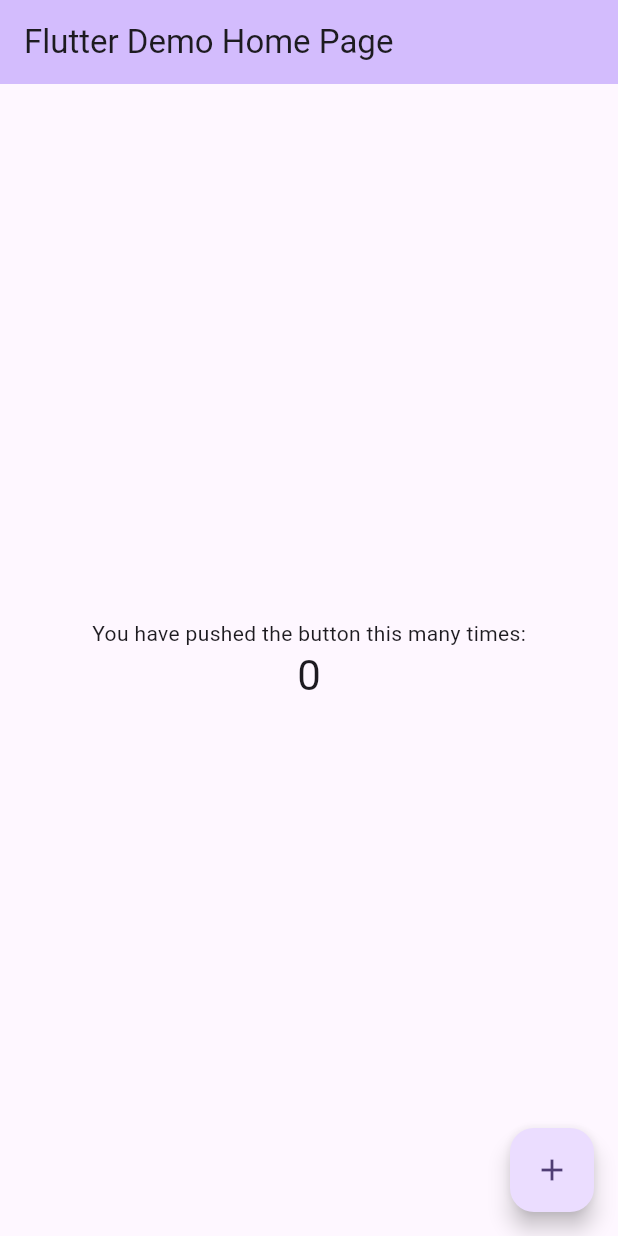
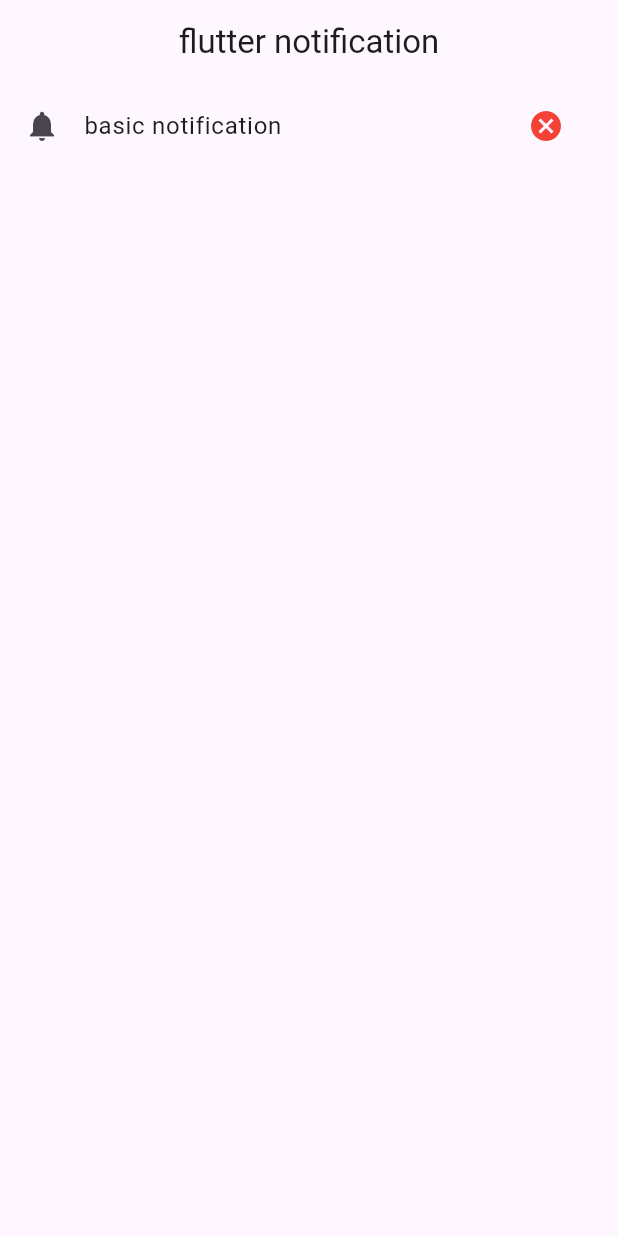
Before and after one commit to ahmed-elmaghwry/locaL-noti, a Flutter app: the screen it shows after launch, on a phone screen of 412 x 824 dp. Run offline on Flutter 3.47's test engine with Material 3 defaults, Android fonts, the phone set to English and light mode, and no system bars; our stand-ins replace flutter_local_notifications.

Commit message:
basic  notification

```diff
--- a/lib/main.dart
+++ b/lib/main.dart
@@ -16,111 +16,39 @@ class MyApp extends StatelessWidget {
   Widget build(BuildContext context) {
     return MaterialApp(
       title: 'Flutter Demo',
+      debugShowCheckedModeBanner: false,
       theme: ThemeData(
-        // This is the theme of your application.
-        //
-        // TRY THIS: Try running your application with "flutter run". You'll see
-        // the application has a purple toolbar. Then, without quitting the app,
-        // try changing the seedColor in the colorScheme below to Colors.green
-        // and then invoke "hot reload" (save your changes or press the "hot
-        // reload" button in a Flutter-supported IDE, or press "r" if you used
-        // the command line to start the app).
-        //
-        // Notice that the counter didn't reset back to zero; the application
-        // state is not lost during the reload. To reset the state, use hot
-        // restart instead.
-        //
-        // This works for code too, not just values: Most code changes can be
-        // tested with just a hot reload.
         colorScheme: ColorScheme.fromSeed(seedColor: Colors.deepPurple),
       ),
-      home: const MyHomePage(title: 'Flutter Demo Home Page'),
+      home: HomeScreen(),
     );
   }
 }
 
-class MyHomePage extends StatefulWidget {
-  const MyHomePage({super.key, required this.title});
-
-  // This widget is the home page of your application. It is stateful, meaning
-  // that it has a State object (defined below) that contains fields that affect
-  // how it looks.
-
-  // This class is the configuration for the state. It holds the values (in this
-  // case the title) provided by the parent (in this case the App widget) and
-  // used by the build method of the State. Fields in a Widget subclass are
-  // always marked "final".
-
-  final String title;
-
-  @override
-  State<MyHomePage> createState() => _MyHomePageState();
-}
-
-class _MyHomePageState extends State<MyHomePage> {
-  int _counter = 0;
-
-  void _incrementCounter() {
-    setState(() {
-      // This call to setState tells the Flutter framework that something has
-      // changed in this State, which causes it to rerun the build method below
-      // so that the display can reflect the updated values. If we changed
-      // _counter without calling setState(), then the build method would not be
-      // called again, and so nothing would appear to happen.
-      _counter++;
-    });
-  }
+class HomeScreen extends StatelessWidget {
+  const HomeScreen({super.key});
 
   @override
   Widget build(BuildContext context) {
-    // This method is rerun every time setState is called, for instance as done
-    // by the _incrementCounter method above.
-    //
-    // The Flutter framework has been optimized to make rerunning build methods
-    // fast, so that you can just rebuild anything that needs updating rather
-    // than having to individually change instances of widgets.
     return Scaffold(
-      appBar: AppBar(
-        // TRY THIS: Try changing the color here to a specific color (to
-        // Colors.amber, perhaps?) and trigger a hot reload to see the AppBar
-        // change color while the other colors stay the same.
-        backgroundColor: Theme.of(context).colorScheme.inversePrimary,
-        // Here we take the value from the MyHomePage object that was created by
-        // the App.build method, and use it to set our appbar title.
-        title: Text(widget.title),
-      ),
+      appBar: AppBar(title: Text('flutter notification'), centerTitle: true),
       body: Center(
-        // Center is a layout widget. It takes a single child and positions it
-        // in the middle of the parent.
         child: Column(
-          // Column is also a layout widget. It takes a list of children and
-          // arranges them vertically. By default, it sizes itself to fit its
-          // children horizontally, and tries to be as tall as its parent.
-          //
-          // Column has various properties to control how it sizes itself and
-          // how it positions its children. Here we use mainAxisAlignment to
-          // center the children vertically; the main axis here is the vertical
-          // axis because Columns are vertical (the cross axis would be
-          // horizontal).
-          //
-          // TRY THIS: Invoke "debug painting" (choose the "Toggle Debug Paint"
-          // action in the IDE, or press "p" in the console), to see the
-          // wireframe for each widget.
-          mainAxisAlignment: MainAxisAlignment.center,
-          children: <Widget>[
-            const Text('You have pushed the button this many times:'),
-            Text(
-              '$_counter',
-              style: Theme.of(context).textTheme.headlineMedium,
+          children: [
+            ListTile(
+              onTap: () {
+                LocalNotificationService.showBasicNotification();
+              },
+              leading: Icon(Icons.notifications),
+              title: Text('basic notification'),
+              trailing: IconButton(
+                onPressed: () {},
+                icon: Icon(Icons.cancel, color: Colors.red),
+              ),
             ),
           ],
         ),
       ),
-      floatingActionButton: FloatingActionButton(
-        onPressed: _incrementCounter,
-        tooltip: 'Increment',
-        child: const Icon(Icons.add),
-      ), // This trailing comma makes auto-formatting nicer for build methods.
     );
   }
 }
```
Also changed, not shown: lib/local_notification_Service.dart (+25 -5 lines).
